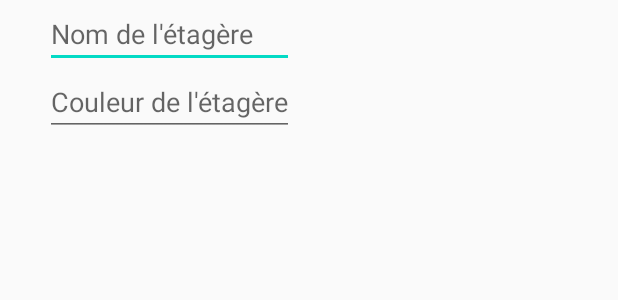
After one commit to alexlabuz/CollecOtheque, an Android app: the layout add_shelf.xml on its own in the app's theme, with its tools: preview values and no code run, on a phone screen of 412 x 824 dp. The commit adds this screen. Shown: the top 300 px of the screen. Run offline under Robolectric (Android 15) with nearby library versions, the phone set to English and light mode, and no system bars.

Commit message:
Mise en place de l'ajout d'étagères dans les bibliothèques

```diff
--- a/app/build.gradle
+++ b/app/build.gradle
@@ -27,6 +27,7 @@ dependencies {
     implementation 'androidx.appcompat:appcompat:1.2.0'
     implementation 'androidx.recyclerview:recyclerview:1.1.0'
     implementation 'com.google.android.material:material:1.2.1'
+    implementation 'androidx.constraintlayout:constraintlayout:2.0.4'
     testImplementation 'junit:junit:4.12'
     androidTestImplementation 'androidx.test.ext:junit:1.1.2'
     androidTestImplementation 'androidx.test.espresso:espresso-core:3.3.0'
--- a/app/src/main/java/com/alexlbz/collecothque/Model/UtilisateurDao.java
+++ b/app/src/main/java/com/alexlbz/collecothque/Model/Dao/UtilisateurDao.java
@@ -1,8 +1,10 @@
-package com.alexlbz.collecothque.Model;
+package com.alexlbz.collecothque.Model.Dao;
 
 import androidx.room.Dao;
 import androidx.room.Insert;
 import androidx.room.Query;
+
+import com.alexlbz.collecothque.Model.Entity.Utilisateur;
 
 import java.util.List;
 
--- a/app/src/main/java/com/alexlbz/collecothque/Model/Bibliotheque.java
+++ b/app/src/main/java/com/alexlbz/collecothque/Model/Entity/Bibliotheque.java
@@ -1,11 +1,13 @@
-package com.alexlbz.collecothque.Model;
+package com.alexlbz.collecothque.Model.Entity;
 
 import androidx.room.ColumnInfo;
 import androidx.room.Entity;
 import androidx.room.PrimaryKey;
 
+import java.io.Serializable;
+
 @Entity
-public class Bibliotheque {
+public class Bibliotheque implements Serializable {
     @PrimaryKey
     private Integer id;
 
--- a/app/src/main/java/com/alexlbz/collecothque/Model/Utilisateur.java
+++ b/app/src/main/java/com/alexlbz/collecothque/Model/Entity/Utilisateur.java
@@ -1,4 +1,4 @@
-package com.alexlbz.collecothque.Model;
+package com.alexlbz.collecothque.Model.Entity;
 
 import androidx.room.ColumnInfo;
 import androidx.room.Entity;
--- a/app/src/main/res/layout/activity_main.xml
+++ b/app/src/main/res/layout/activity_main.xml
@@ -32,7 +32,8 @@
             android:layout_gravity="end|bottom"
             app:srcCompat="@drawable/ic_baseline_add"
             android:focusable="true"
-            tools:ignore="VectorDrawableCompat" />
+            tools:ignore="VectorDrawableCompat"
+            android:layout_margin="12dp"/>
 
     </FrameLayout>
 
--- /dev/null
+++ b/app/src/main/res/layout/add_shelf.xml
@@ -0,0 +1,28 @@
+<?xml version="1.0" encoding="utf-8"?>
+<LinearLayout
+    xmlns:android="http://schemas.android.com/apk/res/android"
+    android:layout_width="wrap_content"
+    android:layout_height="wrap_content"
+    android:orientation="vertical">
+
+    <EditText
+        android:id="@+id/editTextAddBook"
+        android:layout_width="match_parent"
+        android:layout_height="wrap_content"
+        android:hint="@string/shelf_name_chose"
+        android:layout_marginLeft="30dp"
+        android:layout_marginRight="30dp"
+        android:inputType="text"
+        android:autofillHints="" />
+
+    <EditText
+        android:id="@+id/editColorAddBook"
+        android:layout_width="match_parent"
+        android:layout_height="wrap_content"
+        android:hint="@string/shelf_color_chose"
+        android:layout_marginLeft="30dp"
+        android:layout_marginRight="30dp"
+        android:inputType="number"
+        android:autofillHints="" />
+
+</LinearLayout>
--- a/app/src/main/res/values/strings.xml
+++ b/app/src/main/res/values/strings.xml
@@ -5,4 +5,7 @@
     <string name="choise_user">Choisissez un utilisateur</string>
     <string name="myLibrary">Mes bibliothèques</string>
     <string name="library_name_chose">Nom de la bibliothèque</string>
+    <string name="shelf_name_chose">Nom de l\'étagère</string>
+    <string name="shelf_color_chose">Couleur de l\'étagère</string>
+    <string name="shelf_title">Etagères de %s</string>
 </resources>
```
Also changed, not shown: app/src/main/AndroidManifest.xml (+6 -3 lines), app/src/main/java/com/alexlbz/collecothque/Activity/MainActivity.java (+13 -9 lines), app/src/main/java/com/alexlbz/collecothque/Activity/ShelfActivity.java (added, +101 -0 lines), app/src/main/java/com/alexlbz/collecothque/AppDatabase.java (+8 -5 lines), app/src/main/java/com/alexlbz/collecothque/Model/Adapter/BibliothequeAdapter.java (renamed from app/src/main/java/com/alexlbz/collecothque/BibliothequeAdapter.java, +5 -3 lines), app/src/main/java/com/alexlbz/collecothque/Model/Adapter/EtagereAdapter.java (added, +61 -0 lines), app/src/main/java/com/alexlbz/collecothque/Model/Dao/BibliothequeDao.java (renamed from app/src/main/java/com/alexlbz/collecothque/Model/BibliothequeDao.java, +6 -1 lines), app/src/main/java/com/alexlbz/collecothque/Model/Dao/EtageresDao.java (added, +20 -0 lines), app/src/main/java/com/alexlbz/collecothque/Model/Entity/Etageres.java (added, +58 -0 lines), app/src/main/res/layout/activity_shelf.xml (added, +39 -0 lines), app/src/main/res/layout/row_list_shelf.xml (added, +25 -0 lines), app/src/main/res/layout/add_library.xml (indentation only).
